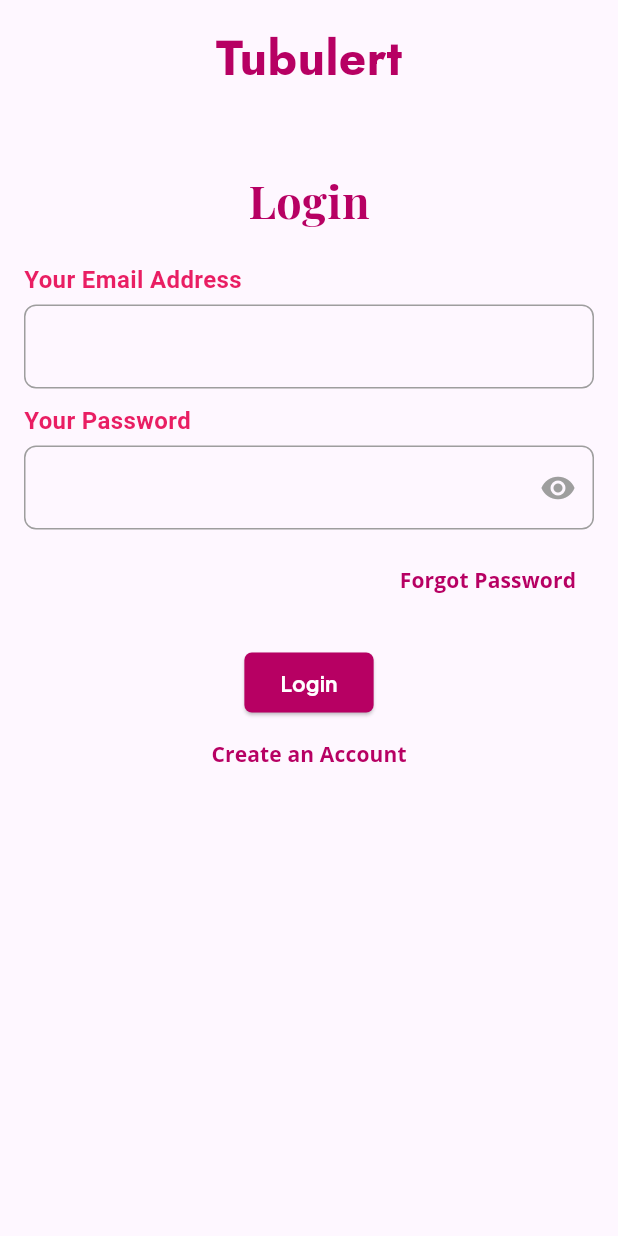
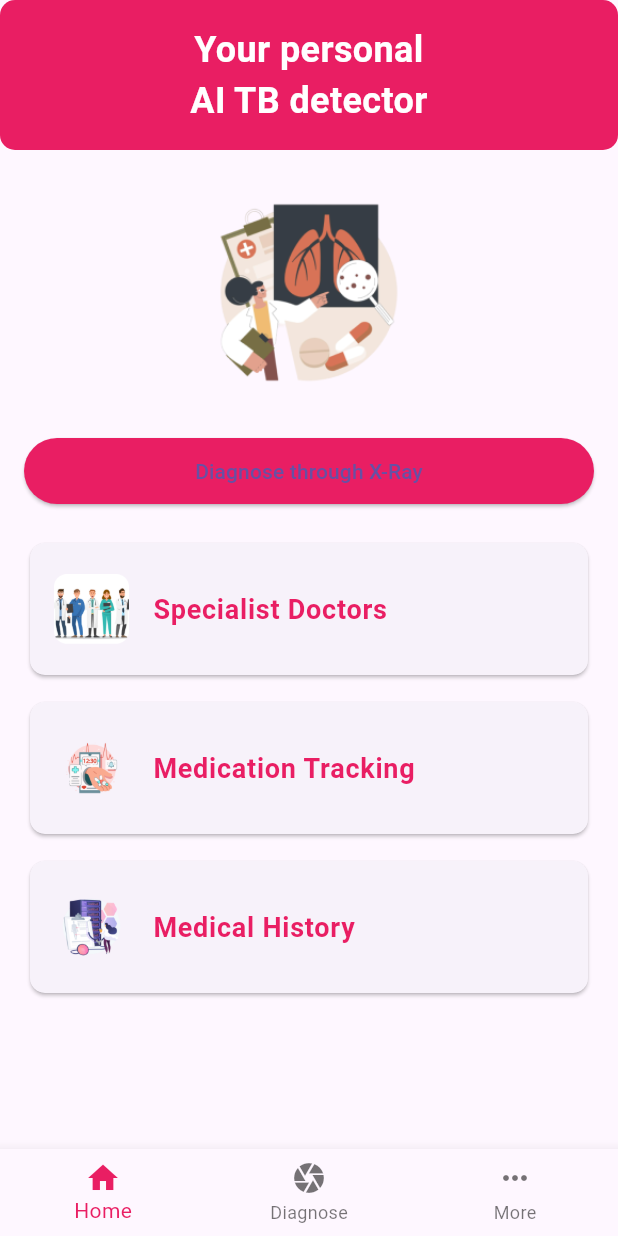
Before and after one commit to MDK-404/tubulert, a Flutter app: the LoginPage screen opened directly, after a tap on "Login", on a phone screen of 412 x 824 dp. Run offline on Flutter 3.47's test engine with Material 3 defaults, Android fonts, the phone set to English and light mode, and no system bars; our stand-ins replace google_fonts, pin_code_fields, timer_count_down.

Commit message:
home page done

```diff
--- /dev/null
+++ b/lib/screens/home_scree.dart
@@ -0,0 +1,177 @@
+import 'package:flutter/material.dart';
+
+class HomeScreen extends StatelessWidget {
+  @override
+  Widget build(BuildContext context) {
+    return Scaffold(
+      body: SingleChildScrollView(
+        child: Column(
+          crossAxisAlignment: CrossAxisAlignment.stretch,
+          children: <Widget>[
+            SafeArea(
+              child: Container(
+                padding: EdgeInsets.all(16.0),
+                decoration: BoxDecoration(
+                  color: Colors.pink,
+                  borderRadius: BorderRadius.circular(10),
+                ),
+                child: Text(
+                  'Your personal\nAI TB detector',
+                  textAlign: TextAlign.center,
+                  style: TextStyle(
+                    color: Colors.white,
+                    fontSize: 24,
+                    fontWeight: FontWeight.bold,
+                  ),
+                ),
+              ),
+            ),
+            SizedBox(height: 20),
+            Image.asset(
+              'assets/images/ai_tb_detector.png', // Make sure to add your image asset to the project
+              height: 150,
+            ),
+            SizedBox(height: 20),
+            Padding(
+              padding: const EdgeInsets.symmetric(horizontal: 16.0),
+              child: ElevatedButton(
+                onPressed: () {
+                  // Handle button press
+                },
+                child: Text('Diagnose through X-Ray'),
+                style: ElevatedButton.styleFrom(
+                  backgroundColor: Colors.pink, // Background color
+                  padding: EdgeInsets.symmetric(horizontal: 24, vertical: 12),
+                ),
+              ),
+            ),
+            SizedBox(height: 20),
+            Padding(
+              padding: const EdgeInsets.symmetric(horizontal: 16.0),
+              child: _buildCard(
+                context,
+                'assets/images/specialist_doctors.png',
+                'Specialist Doctors',
+                SpecialistDoctorsScreen(),
+              ),
+            ),
+            SizedBox(height: 10),
+            Padding(
+              padding: const EdgeInsets.symmetric(horizontal: 16.0),
+              child: _buildCard(
+                context,
+                'assets/images/medication_tracking.png',
+                'Medication Tracking',
+                MedicationTrackingScreen(),
+              ),
+            ),
+            SizedBox(height: 10),
+            Padding(
+              padding: const EdgeInsets.symmetric(horizontal: 16.0),
+              child: _buildCard(
+                context,
+                'assets/images/medical_history.png',
+                'Medical History',
+                MedicalHistoryScreen(),
+              ),
+            ),
+            SizedBox(height: 20), // Add some spacing at the bottom
+          ],
+        ),
+      ),
+      bottomNavigationBar: BottomNavigationBar(
+        items: const <BottomNavigationBarItem>[
+          BottomNavigationBarItem(
+            icon: Icon(Icons.home),
+            label: 'Home',
+          ),
+          BottomNavigationBarItem(
+            icon: Icon(Icons.camera),
+            label: 'Diagnose',
+          ),
+          BottomNavigationBarItem(
+            icon: Icon(Icons.more_horiz),
+            label: 'More',
+          ),
+        ],
+        selectedItemColor: Colors.pink,
+      ),
+    );
+  }
+
+  Widget _buildCard(BuildContext context, String imagePath, String title,
+      Widget destinationScreen) {
+    return Card(
+      shape: RoundedRectangleBorder(
+        borderRadius: BorderRadius.circular(10),
+      ),
+      child: ListTile(
+        contentPadding: EdgeInsets.all(16),
+        leading: Image.asset(
+          imagePath,
+          width: 50,
+        ),
+        title: Text(
+          title,
+          style: TextStyle(
+            fontSize: 18,
+            fontWeight: FontWeight.bold,
+            color: Colors.pink,
+          ),
+        ),
+        onTap: () {
+          Navigator.push(
+            context,
+            MaterialPageRoute(builder: (context) => destinationScreen),
+          );
+        },
+      ),
+    );
+  }
+}
+
+// Define separate screens for each card
+class SpecialistDoctorsScreen extends StatelessWidget {
+  @override
+  Widget build(BuildContext context) {
+    return Scaffold(
+      appBar: AppBar(
+        title: Text('Specialist Doctors'),
+        backgroundColor: Colors.pink,
+      ),
+      body: Center(
+        child: Text('Specialist Doctors Screen'),
+      ),
+    );
+  }
+}
+
+class MedicationTrackingScreen extends StatelessWidget {
+  @override
+  Widget build(BuildContext context) {
+    return Scaffold(
+      appBar: AppBar(
+        title: Text('Medication Tracking'),
+        backgroundColor: Colors.pink,
+      ),
+      body: Center(
+        child: Text('Medication Tracking Screen'),
+      ),
+    );
+  }
+}
+
+class MedicalHistoryScreen extends StatelessWidget {
+  @override
+  Widget build(BuildContext context) {
+    return Scaffold(
+      appBar: AppBar(
+        title: Text('Medical History'),
+        backgroundColor: Colors.pink,
+      ),
+      body: Center(
+        child: Text('Medical History Screen'),
+      ),
+    );
+  }
+}
--- a/lib/screens/login.dart
+++ b/lib/screens/login.dart
@@ -1,5 +1,6 @@
 import 'package:flutter/material.dart';
 import 'package:tubulert/screens/forgot_password.dart';
+import 'package:tubulert/screens/home_scree.dart';
 import 'package:tubulert/screens/signup.dart';
 import 'package:tubulert/widget/style.dart';
 import 'package:tubulert/widget/textfield_widget.dart';
@@ -71,7 +72,7 @@
                 onPressed: () {
                   Navigator.push(
                     context,
-                    MaterialPageRoute(builder: (context) => LoginPage()),
+                    MaterialPageRoute(builder: (context) => HomeScreen()),
                   );
                 },
                 child: Text(
--- a/lib/screens/verification.dart
+++ b/lib/screens/verification.dart
@@ -2,6 +2,7 @@
 import 'package:pin_code_fields/pin_code_fields.dart';
 import 'package:google_fonts/google_fonts.dart';
 import 'package:timer_count_down/timer_count_down.dart';
+import 'package:tubulert/screens/resetpassword_screen.dart';
 
 void main() {
   runApp(MyApp());
@@ -111,7 +112,10 @@
               SizedBox(height: 24),
               ElevatedButton(
                 onPressed: () {
-                  // Verification code check logic yahan add karain
+                  Navigator.push(
+                      context,
+                      MaterialPageRoute(
+                          builder: ((context) => ResetPasswordScreen())));
                 },
                 child: Text('Verify',
                     style: GoogleFonts.poppins(
```
Also changed, not shown: lib/screens/resetpassword_screen.dart (added, +106 -0 lines), lib/widget/textfield_widget.dart (+0 -54 lines), assets/images/ai_tb_detector.png (added), assets/images/medical_history.png (added), assets/images/medication_tracking.png (added), assets/images/specialist_doctors.png (added).
